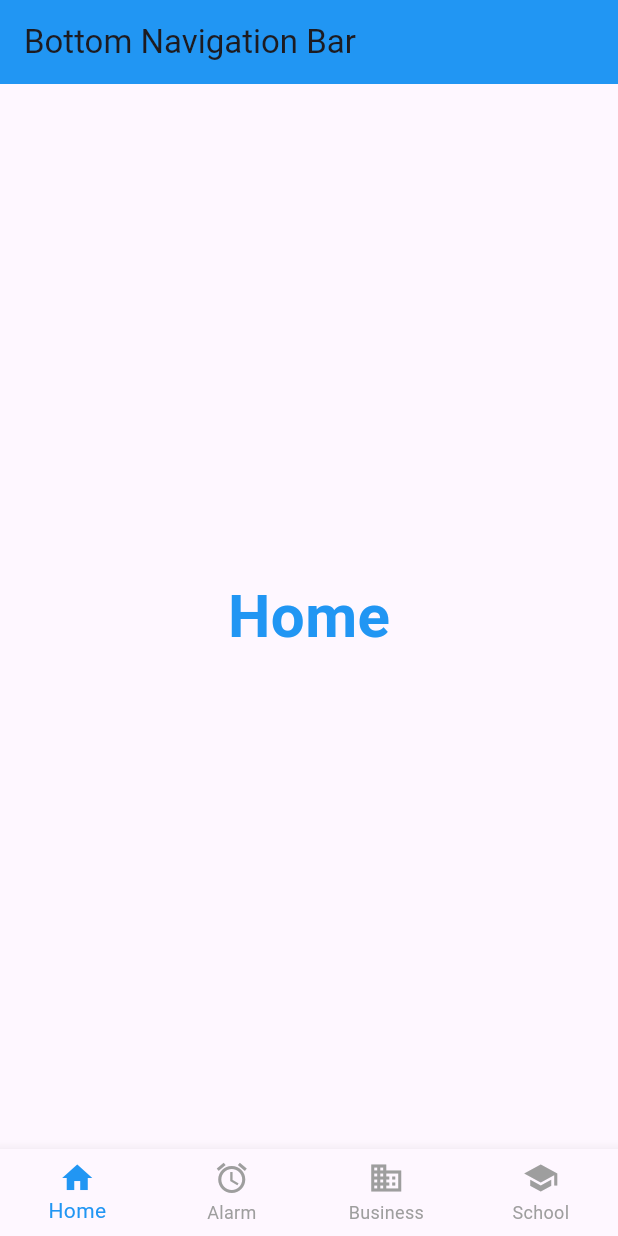
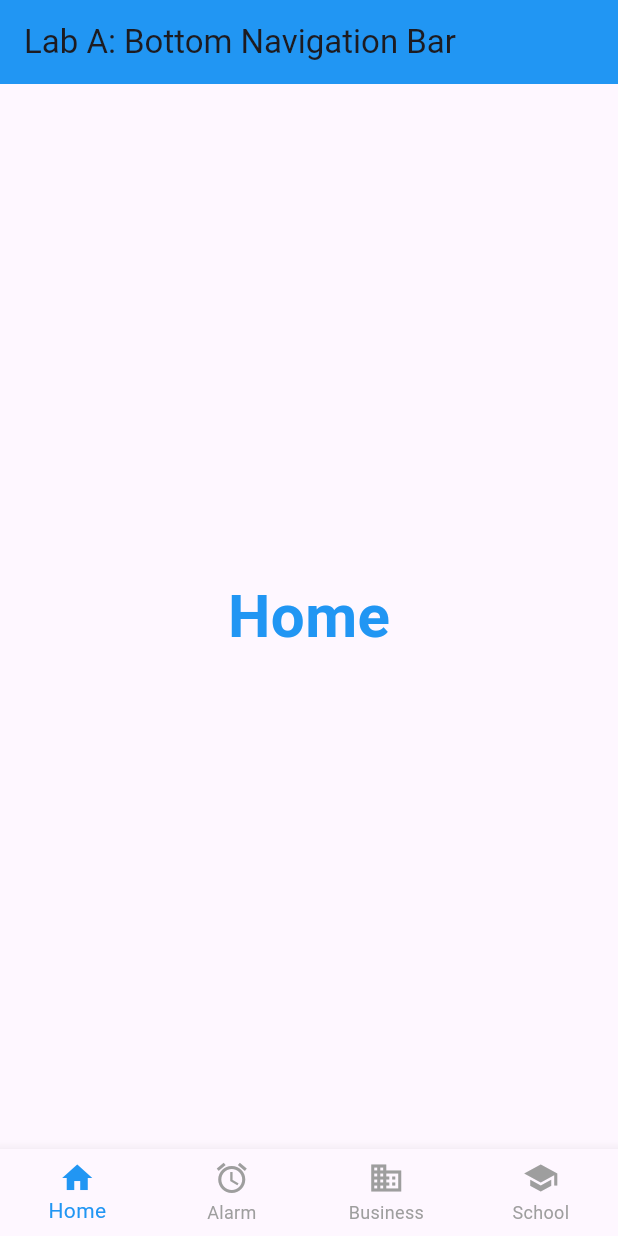
Before and after one commit to jocelee0305/TMA3084_G02_104561_Lab05_Lesson07, a Flutter app: the screen it shows after launch, on a phone screen of 412 x 824 dp. Run offline on Flutter 3.47's test engine with Material 3 defaults, Android fonts, the phone set to English and light mode, and no system bars.

Commit message:
Lab A - update AppBar title

```diff
--- a/bottom_navigator_bar_lab/lib/main.dart
+++ b/bottom_navigator_bar_lab/lib/main.dart
@@ -40,7 +40,7 @@ class _BottomNavLabState extends State<BottomNavLab> {
   Widget build(BuildContext context) {
     return Scaffold(
       appBar: AppBar(
-        title: const Text('Bottom Navigation Bar'),
+        title: const Text('Lab A: Bottom Navigation Bar'),
         backgroundColor: Colors.blue,
       ),
       body: screens[currentIndex],
```
